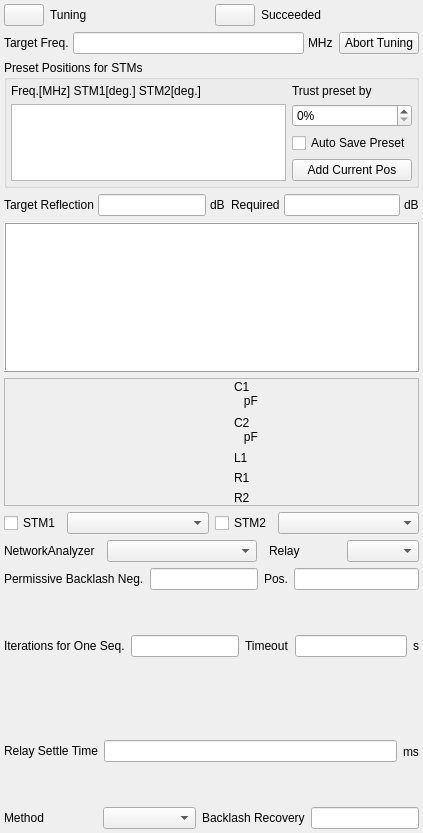
Old version of the form modules/nmr/autolctunerform.ui in the repository northriv/KAME.
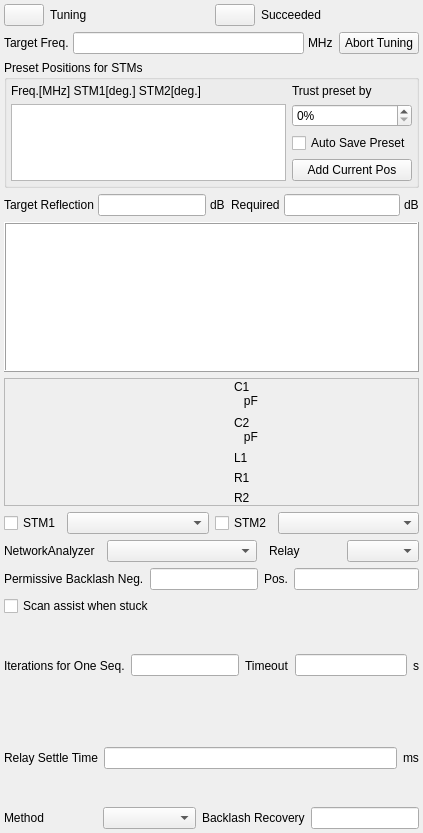
New version of the form. Icons and pictures are not drawn.

Commit message: autolctuner: hand the next turn to a continuous scan when stuck (user)

```diff
--- a/modules/nmr/autolctunerform.ui
+++ b/modules/nmr/autolctunerform.ui
@@ -701,6 +701,16 @@
      </layout>
     </item>
     <item>
+       <widget class="QCheckBox" name="m_ckbScanAssist">
+        <property name="toolTip">
+         <string>When the step-by-step search stops improving but the capacitance derivatives are already known, rotate one axis through and read the minimum off the trajectory.</string>
+        </property>
+        <property name="text">
+         <string>Scan assist when stuck</string>
+        </property>
+       </widget>
+      </item>
+     <item>
      <layout class="QHBoxLayout" name="horizontalLayout_20">
       <item>
        <layout class="QHBoxLayout" name="horizontalLayout_30">
```
Left out of the diff: 3 changed lines with no effect on the pictures. The commit also changes 3 other files.
